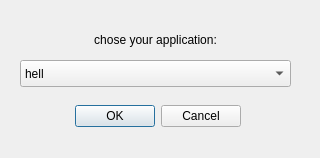
Before: the Qt Designer form gui/ui/drive_application_dialog.ui in AimanHaidar/harmonic-drive-selector, drawn with Qt 5.
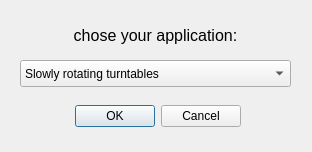
After: the same form once the commit is applied.

Commit message: add the applications dirctly from code

Patch:
```diff
--- a/gui/ui/drive_application_dialog.ui
+++ b/gui/ui/drive_application_dialog.ui
@@ -6,8 +6,8 @@
    <rect>
     <x>0</x>
     <y>0</y>
-    <width>320</width>
-    <height>158</height>
+    <width>312</width>
+    <height>152</height>
    </rect>
   </property>
   <property name="windowTitle">
@@ -40,7 +40,7 @@
    </property>
    <item>
     <property name="text">
-     <string>hell</string>
+     <string>Slowly rotating turntables</string>
     </property>
    </item>
    <item>
@@ -53,11 +53,16 @@
    <property name="geometry">
     <rect>
      <x>0</x>
-     <y>29</y>
+     <y>20</y>
      <width>311</width>
-     <height>21</height>
+     <height>31</height>
     </rect>
    </property>
+   <property name="font">
+    <font>
+     <pointsize>12</pointsize>
+    </font>
+   </property>
    <property name="text">
     <string>chose your application:</string>
    </property>
```
Left out of the diff: 132 changed lines with no effect on the pictures.
